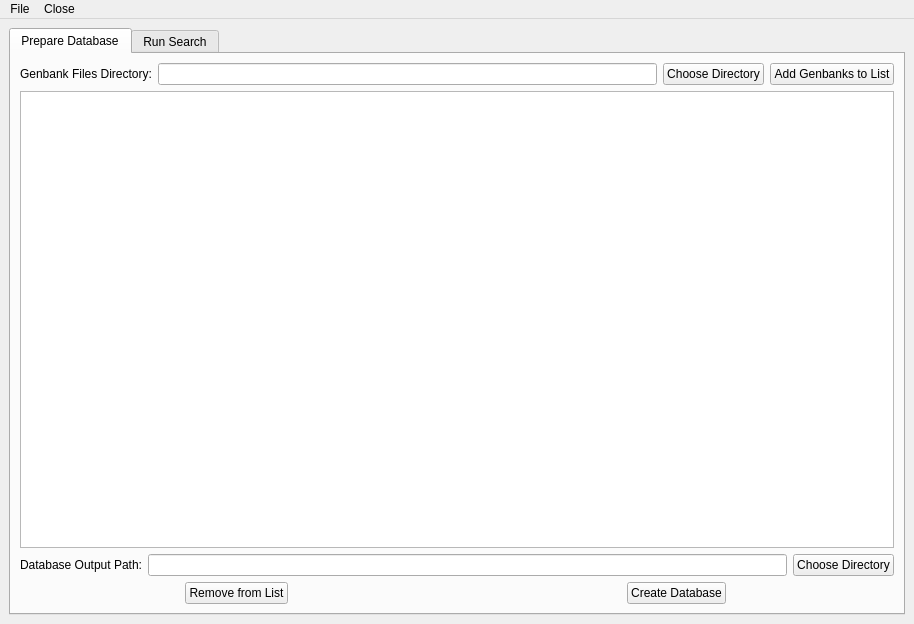
emzodls/clusterArch, file newGui.ui: the form before one commit.
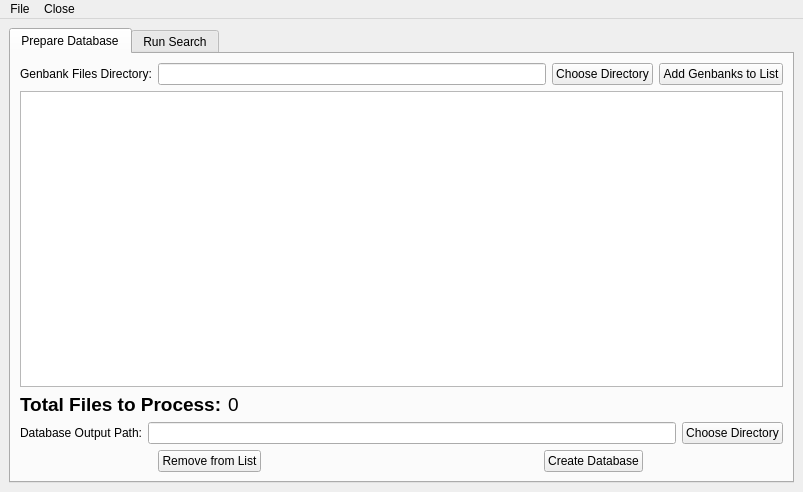
The form after the commit.

Patch:
```diff
--- a/newGui.ui
+++ b/newGui.ui
@@ -6,8 +6,8 @@
    <rect>
     <x>0</x>
     <y>0</y>
-    <width>914</width>
-    <height>624</height>
+    <width>803</width>
+    <height>492</height>
    </rect>
   </property>
   <property name="windowTitle">
@@ -85,6 +85,48 @@
           </property>
          </widget>
         </item>
+        <item>
+         <layout class="QHBoxLayout" name="horizontalLayout_6">
+          <item>
+           <widget class="QLabel" name="label">
+            <property name="sizePolicy">
+             <sizepolicy hsizetype="Fixed" vsizetype="Preferred">
+              <horstretch>0</horstretch>
+              <verstretch>0</verstretch>
+             </sizepolicy>
+            </property>
+            <property name="font">
+             <font>
+              <pointsize>14</pointsize>
+              <weight>75</weight>
+              <bold>true</bold>
+             </font>
+            </property>
+            <property name="text">
+             <string>Total Files to Process:</string>
+            </property>
+            <property name="textInteractionFlags">
+             <set>Qt::NoTextInteraction</set>
+            </property>
+           </widget>
+          </item>
+          <item>
+           <widget class="QLabel" name="totalFiles">
+            <property name="font">
+             <font>
+              <pointsize>14</pointsize>
+             </font>
+            </property>
+            <property name="text">
+             <string>0</string>
+            </property>
+            <property name="textInteractionFlags">
+             <set>Qt::NoTextInteraction</set>
+            </property>
+           </widget>
+          </item>
+         </layout>
+        </item>
         <item>
          <layout class="QHBoxLayout" name="horizontalLayout_4">
           <property name="spacing">
@@ -414,7 +456,7 @@
     <rect>
      <x>0</x>
      <y>0</y>
-     <width>914</width>
+     <width>803</width>
      <height>22</height>
     </rect>
    </property>
```
Left out of the diff: 6 changed lines with no effect on the pictures.
